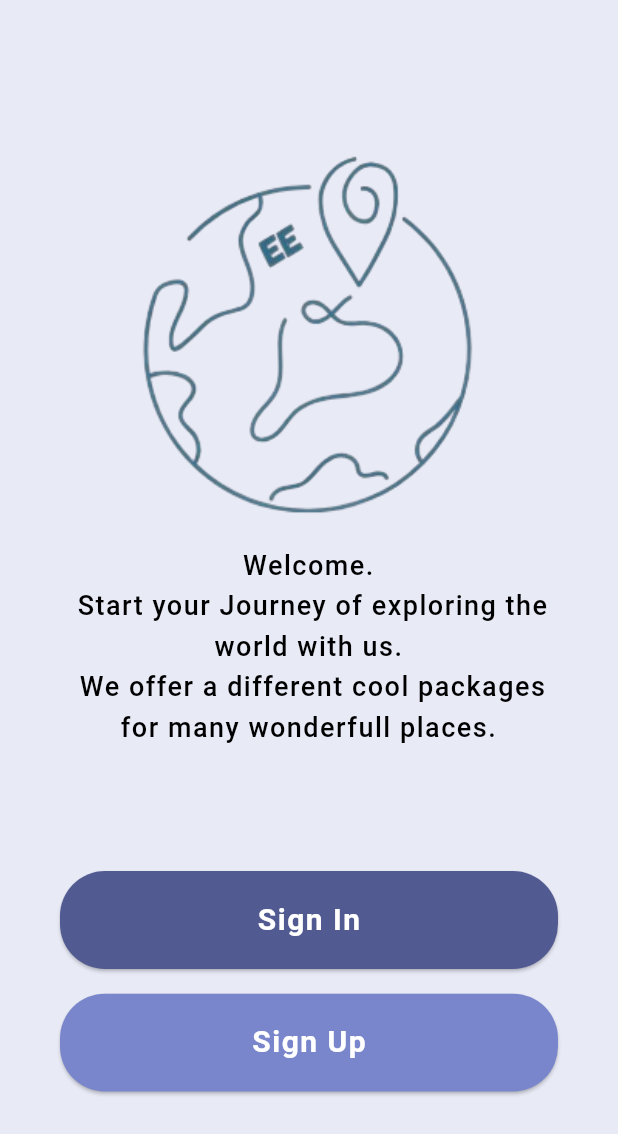
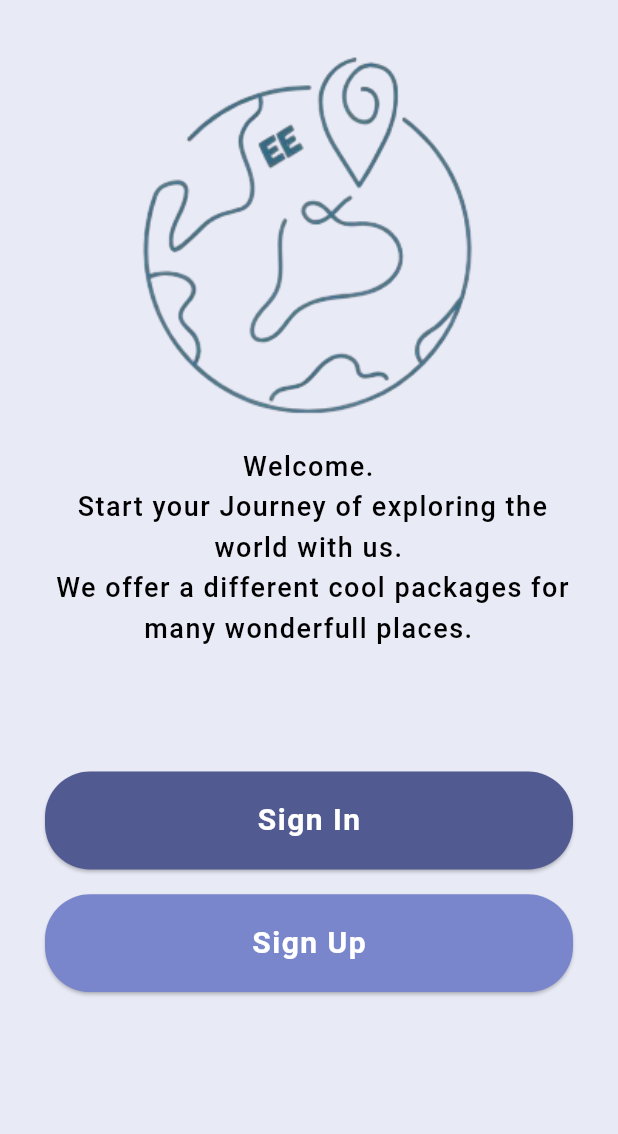
Before and after one commit to MEDBO8A/ExploreEase_FlutterAPP, a Flutter app: the screen it shows after launch, on a phone screen of 412 x 824 dp. Shown: the top 1134 px of the screen. Run offline on Flutter 3.47's test engine with Material 3 defaults, Android fonts, the phone set to English and light mode, and no system bars; our stand-ins replace cloud_firestore, connectivity_plus, firebase_auth, firebase_core, firebase_database, firebase_storage and 10 more; missing offline and left inert: coordinate_calculator, wikipedia, worldtime; accounts and stored records are empty.

Commit message:
small screen fixed, other small modifications

```diff
--- a/project/lib/components/countries/collections_sizes_generator.dart
+++ b/project/lib/components/countries/collections_sizes_generator.dart
@@ -32,7 +32,7 @@ class _CountryWidgetState extends State<CountryWidget> {
       "$size packages",
       style: const TextStyle(
         fontWeight: FontWeight.w600,
-        fontSize: 14,
+        fontSize: 13,
         color: Colors.white,
       ),
     );
--- a/project/lib/main.dart
+++ b/project/lib/main.dart
@@ -7,7 +7,7 @@ import 'package:firebase_storage/firebase_storage.dart';
 import 'package:flutter/foundation.dart';
 import 'package:flutter/material.dart';
 import 'package:project/screens/sign_in_screen.dart';
-import 'package:project/screens/welcome/welcome_screen.dart';
+import 'package:project/screens/welcome_screen.dart';
 import 'package:project/services/state.dart';
 import 'package:project/themes/dark_theme.dart';
 import 'package:project/themes/light_theme.dart';
--- a/project/lib/screens/welcome/welcome_screen.dart
+++ /dev/null
@@ -1,71 +0,0 @@
-import 'package:flutter/material.dart';
-import 'package:project/helping%20widgets/sizedbox_widget.dart';
-import 'package:project/screens/sign_in_screen.dart';
-import 'package:project/screens/sign_up_screen.dart';
-import 'package:project/screens/welcome/buttons.dart';
-
-class MyWelcomeScreen extends StatefulWidget {
-  @override
-  _MyWelcomeScreenState createState() => _MyWelcomeScreenState();
-}
-
-class _MyWelcomeScreenState extends State<MyWelcomeScreen> {
-  @override
-  Widget build(BuildContext context) {
-    final screenWidth = MediaQuery.of(context).size.width;
-    final screenHeight = MediaQuery.of(context).size.height;
-    final themeColors = Theme.of(context).colorScheme;
-    final theme = Theme.of(context);
-    return Scaffold(
-      backgroundColor: themeColors.background,
-      body: Padding(
-        padding: const EdgeInsets.all(30.0),
-        child: Center(
-          child:Container(
-            padding: const EdgeInsets.symmetric(horizontal: 10.0),
-            child: Column(
-              mainAxisAlignment: MainAxisAlignment.center,
-              children: [
-                themeColors.surface == Colors.white? Transform.scale(
-                  scale: screenWidth * 0.0025, // Adjust the scale factor to make it smaller
-                  child: Image.asset(
-                    "assets/images/dark_logo.png",
-                  ),
-                )
-                    : Transform.scale(
-                  scale: screenWidth * 0.0025, // Adjust the scale factor to make it smaller
-                  child: Image.asset(
-                    "assets/images/light_logo.png",
-                  ),
-                ),
-                Text(
-                  "Welcome.\n Start your Journey of exploring the world with us.\n We offer a different cool packages for many wonderfull places.",
-                  style: theme.textTheme.titleMedium,
-                  textAlign: TextAlign.center,
-                ),
-                addVerticalSpace(screenHeight * 0.1),
-                WelcomeButtons(
-                  content: "Sign In",
-                  color: themeColors.primary,
-                  isDark: themeColors.surface == Colors.white,
-                  onPressed: (){
-                    Navigator.of(context).push(MaterialPageRoute(builder: (context)=>MySignInScreen(),),);
-                  },
-                ),
-                addVerticalSpace(screenHeight * 0.02),
-                WelcomeButtons(
-                  content: "Sign Up",
-                  color: themeColors.onPrimary,
-                  isDark: themeColors.surface == Colors.white,
-                  onPressed: (){
-                    Navigator.of(context).push(MaterialPageRoute(builder: (context)=>MySignUpScreen(),),);
-                  },
-                ),
-              ],
-            ),
-          ),
-        ),
-      ),
-    );
-  }
-}
--- /dev/null
+++ b/project/lib/screens/welcome_screen.dart
@@ -0,0 +1,69 @@
+import 'package:flutter/material.dart';
+import 'package:project/helping%20widgets/sizedbox_widget.dart';
+import 'package:project/screens/sign_in_screen.dart';
+import 'package:project/screens/sign_up_screen.dart';
+import 'package:project/components/welcome%20screen/buttons.dart';
+
+class MyWelcomeScreen extends StatefulWidget {
+  @override
+  _MyWelcomeScreenState createState() => _MyWelcomeScreenState();
+}
+
+class _MyWelcomeScreenState extends State<MyWelcomeScreen> {
+  @override
+  Widget build(BuildContext context) {
+    final screenWidth = MediaQuery.of(context).size.width;
+    final screenHeight = MediaQuery.of(context).size.height;
+    final themeColors = Theme.of(context).colorScheme;
+    final theme = Theme.of(context);
+    return Scaffold(
+      backgroundColor: themeColors.background,
+      body: SingleChildScrollView(
+        scrollDirection:Axis.vertical,
+        child: Padding(
+          padding: const EdgeInsets.all(30.0),
+          child: Column(
+            mainAxisAlignment: MainAxisAlignment.center,
+            children: [
+              themeColors.surface == Colors.white? Transform.scale(
+                scale: screenWidth * 0.0025, // Adjust the scale factor to make it smaller
+                child: Image.asset(
+                  "assets/images/dark_logo.png",
+                ),
+              )
+                  : Transform.scale(
+                scale: screenWidth * 0.0025, // Adjust the scale factor to make it smaller
+                child: Image.asset(
+                  "assets/images/light_logo.png",
+                ),
+              ),
+              Text(
+                "Welcome.\n Start your Journey of exploring the world with us.\n We offer a different cool packages for many wonderfull places.",
+                style: theme.textTheme.titleMedium,
+                textAlign: TextAlign.center,
+              ),
+              addVerticalSpace(screenHeight * 0.1),
+              WelcomeButtons(
+                content: "Sign In",
+                color: themeColors.primary,
+                isDark: themeColors.surface == Colors.white,
+                onPressed: (){
+                  Navigator.of(context).push(MaterialPageRoute(builder: (context)=>MySignInScreen(),),);
+                },
+              ),
+              addVerticalSpace(screenHeight * 0.02),
+              WelcomeButtons(
+                content: "Sign Up",
+                color: themeColors.onPrimary,
+                isDark: themeColors.surface == Colors.white,
+                onPressed: (){
+                  Navigator.of(context).push(MaterialPageRoute(builder: (context)=>MySignUpScreen(),),);
+                },
+              ),
+            ],
+          ),
+        ),
+      ),
+    );
+  }
+}
--- a/project/lib/services/state.dart
+++ b/project/lib/services/state.dart
@@ -3,7 +3,7 @@
 import 'package:firebase_auth/firebase_auth.dart';
 import 'package:flutter/material.dart';
 import 'package:project/screens/home_screen.dart';
-import 'package:project/screens/welcome/welcome_screen.dart';
+import 'package:project/screens/welcome_screen.dart';
 
 import 'authServices.dart';
 
```
Also changed, not shown: project/lib/components/countries/box_country_widget.dart (+3 -6 lines), project/lib/components/package/box_package_widget.dart (+9 -2 lines), project/lib/components/package/package screen components/header_screen_widget.dart (+19 -1 lines), project/lib/components/popular packages/box_popular_widget.dart (+6 -8 lines), project/lib/screens/profile_screen.dart (+103 -108 lines), project/lib/components/welcome screen/buttons.dart (renamed from project/lib/screens/welcome/buttons.dart).
